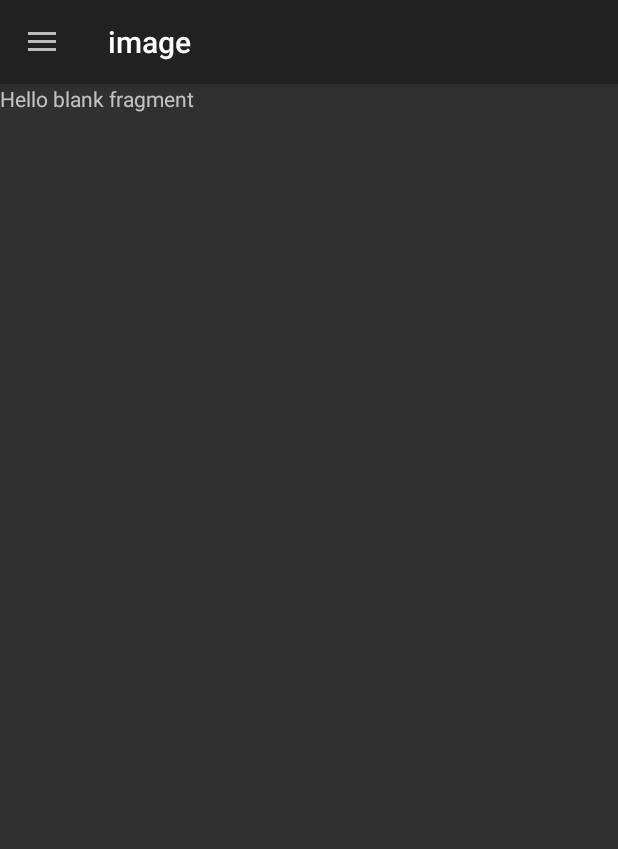
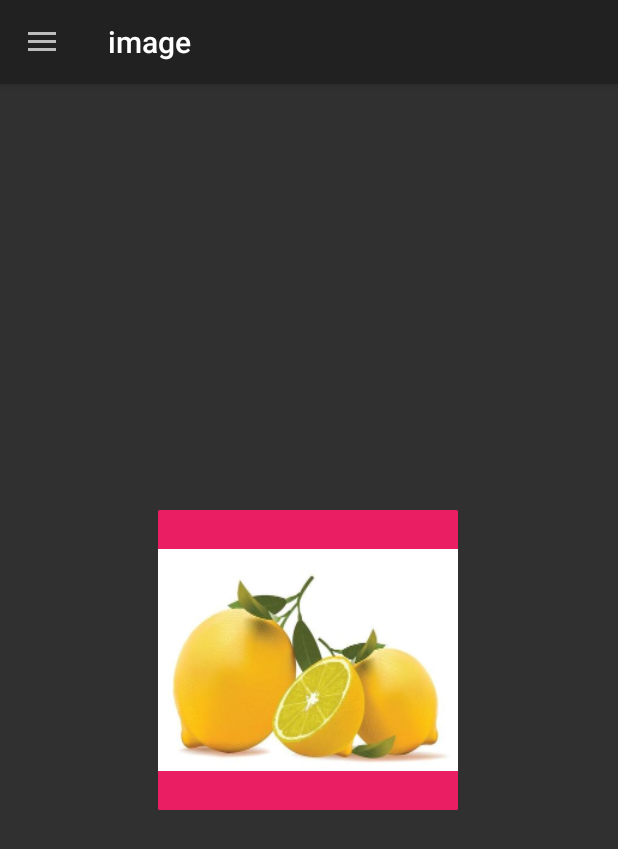
Before and after one commit to rqYue/Application56, an Android app: the ImageFragment screen opened through its navigation route, on a phone screen of 412 x 824 dp. Shown: the top 849 px of the screen. Run offline under Robolectric (Android 15) with nearby library versions, the phone set to English and light mode, and no system bars; our stand-ins replace navigation-ui.

Commit message:
add: 增加图片渐变的动态效果

```diff
--- a/app/src/main/res/layout/fragment_image.xml
+++ b/app/src/main/res/layout/fragment_image.xml
@@ -1,14 +1,25 @@
 <?xml version="1.0" encoding="utf-8"?>
-<FrameLayout xmlns:android="http://schemas.android.com/apk/res/android"
+<androidx.constraintlayout.motion.widget.MotionLayout xmlns:android="http://schemas.android.com/apk/res/android"
+    xmlns:app="http://schemas.android.com/apk/res-auto"
     xmlns:tools="http://schemas.android.com/tools"
+    android:id="@+id/ImageMotionLayout"
     android:layout_width="match_parent"
     android:layout_height="match_parent"
+    app:layoutDescription="@xml/fragment_image_scene"
     tools:context=".fragment.ImageFragment">
 
-    <!-- TODO: Update blank fragment layout -->
-    <TextView
-        android:layout_width="match_parent"
-        android:layout_height="match_parent"
-        android:text="@string/hello_blank_fragment" />
+    <androidx.constraintlayout.utils.widget.ImageFilterView
+        android:id="@+id/view"
+        android:layout_width="200dp"
+        android:layout_height="200dp"
+        android:background="#E91E63"
+        app:altSrc="@mipmap/f5"
+        app:layout_constraintBottom_toBottomOf="parent"
+        app:layout_constraintEnd_toEndOf="parent"
+        app:layout_constraintHorizontal_bias="0.498"
+        app:layout_constraintStart_toStartOf="parent"
+        app:layout_constraintTop_toTopOf="parent"
+        app:round="1dp"
+        app:srcCompat="@mipmap/ae" />
 
-</FrameLayout>
+</androidx.constraintlayout.motion.widget.MotionLayout>
--- /dev/null
+++ b/app/src/main/res/xml/fragment_image_scene.xml
@@ -0,0 +1,46 @@
+<?xml version="1.0" encoding="utf-8"?>
+<MotionScene
+    xmlns:android="http://schemas.android.com/apk/res/android"
+    xmlns:motion="http://schemas.android.com/apk/res-auto">
+
+    <Transition
+        motion:constraintSetEnd="@+id/end"
+        motion:constraintSetStart="@id/start"
+        motion:duration="1000">
+       <KeyFrameSet>
+       </KeyFrameSet>
+        <OnClick motion:targetId="@id/view" />
+    </Transition>
+
+    <ConstraintSet android:id="@+id/start">
+        <Constraint
+            android:id="@+id/view"
+            motion:layout_constraintEnd_toEndOf="parent"
+            android:layout_width="200dp"
+            android:layout_height="200dp"
+            motion:layout_constraintBottom_toBottomOf="parent"
+            motion:layout_constraintHorizontal_bias="0.498"
+            motion:layout_constraintTop_toTopOf="parent"
+            motion:layout_constraintStart_toStartOf="parent">
+            <CustomAttribute
+                motion:attributeName="crossfade"
+                motion:customFloatValue="0" />
+        </Constraint>
+    </ConstraintSet>
+
+    <ConstraintSet android:id="@+id/end">
+        <Constraint
+            android:id="@+id/view"
+            motion:layout_constraintEnd_toEndOf="parent"
+            android:layout_width="200dp"
+            android:layout_height="200dp"
+            motion:layout_constraintBottom_toBottomOf="parent"
+            motion:layout_constraintHorizontal_bias="0.498"
+            motion:layout_constraintTop_toTopOf="parent"
+            motion:layout_constraintStart_toStartOf="parent">
+            <CustomAttribute
+                motion:attributeName="crossfade"
+                motion:customFloatValue="1" />
+        </Constraint>
+    </ConstraintSet>
+</MotionScene>
```
Also changed, not shown: app/src/main/res/mipmap-xxhdpi/ae.jpg (added), app/src/main/res/mipmap-xxhdpi/f5.jpg (added).
